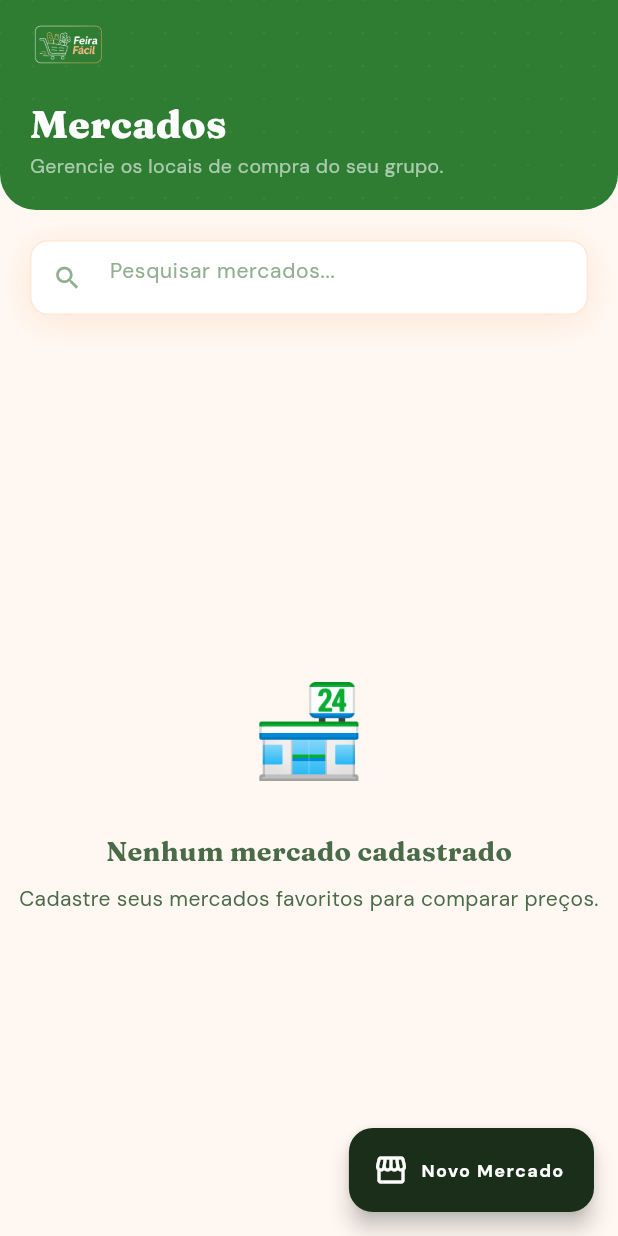
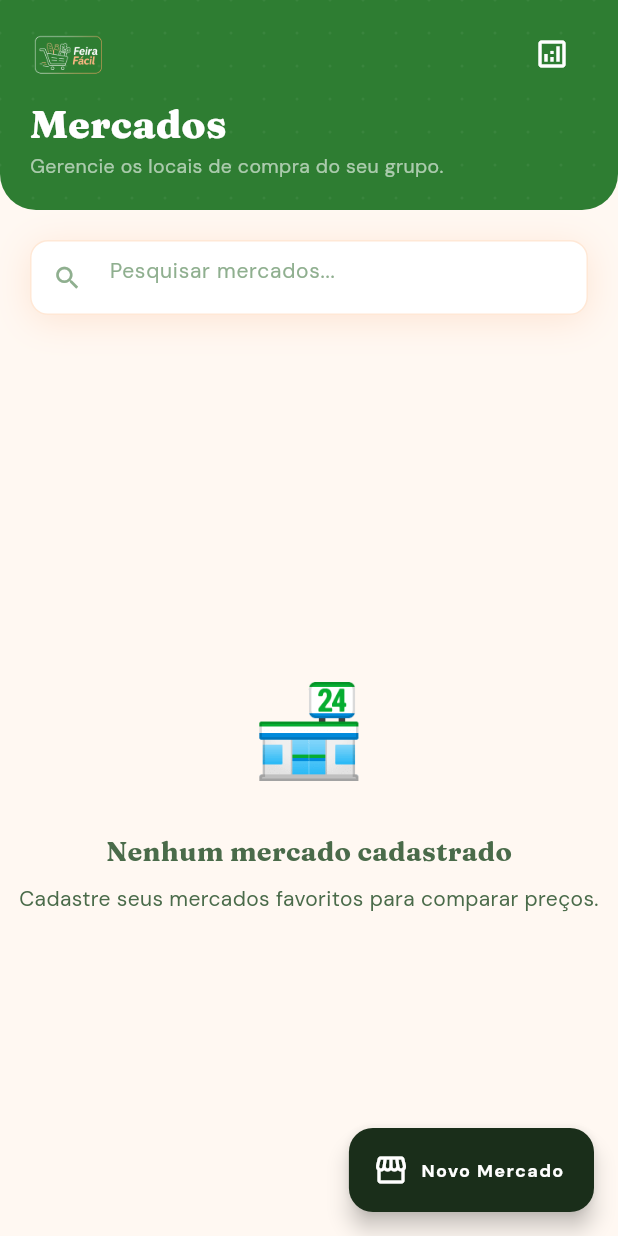
Before and after one commit to gustavoernandes86/feira_facil, a Flutter app: the screen it shows once a user with an empty profile is signed in, after a tap on "Mercados", on a phone screen of 412 x 824 dp. Run offline on Flutter 3.47's test engine with Material 3 defaults, Android fonts, the phone set to English and light mode, and no system bars; our stand-ins replace cloud_firestore, firebase_auth, firebase_core, flutter_riverpod, go_router, google_fonts and 1 more; accounts and stored records are empty.

Commit message:
feat: implement markets management and price comparison feature with Google Places integration

```diff
--- a/feira_facil/lib/features/lists/presentation/list_items_screen.dart
+++ b/feira_facil/lib/features/lists/presentation/list_items_screen.dart
@@ -56,7 +56,6 @@ class _ListItemsScreenState extends ConsumerState<ListItemsScreen> {
 
               context.pushNamed(
                 RouteNames.listCompare,
-                pathParameters: {'id': widget.listId},
                 extra: {
                   'fairList': widget.listContext ?? FairList(
                     id: widget.listId,
--- a/feira_facil/lib/features/lists/presentation/lists_screen.dart
+++ b/feira_facil/lib/features/lists/presentation/lists_screen.dart
@@ -6,6 +6,7 @@ import 'package:feira_facil/core/providers/user_providers.dart';
 import 'package:feira_facil/core/theme/app_colors.dart';
 import 'package:feira_facil/features/lists/presentation/fair_lists_controller.dart';
 import 'package:feira_facil/features/lists/domain/fair_list.dart';
+import 'package:feira_facil/core/router/app_router.dart';
 
 class ListsScreen extends ConsumerWidget {
   const ListsScreen({super.key});
@@ -240,6 +241,22 @@ class ListsScreen extends ConsumerWidget {
               ),
             ],
           ),
+          const SizedBox(height: 12),
+          Row(
+            children: [
+              Expanded(
+                child: _actionTile(
+                  context,
+                  '📊',
+                  'Comparar Preços',
+                  'Melhor custo-benefício',
+                  AppColors.cream2,
+                  () => context.pushNamed(RouteNames.listCompare),
+                ),
+              ),
+              const Spacer(),
+            ],
+          ),
         ],
       ),
     );
--- a/feira_facil/lib/features/markets/data/markets_repository.dart
+++ b/feira_facil/lib/features/markets/data/markets_repository.dart
@@ -51,7 +51,11 @@ class MarketsRepository {
           .get();
 
       return snapshot.docs
-          .map((doc) => Market.fromJson({...doc.data(), 'id': doc.id}))
+          .map((doc) => Market.fromJson({
+                ...doc.data(),
+                'id': doc.id,
+                'groupId': groupId,
+              }))
           .toList();
     } catch (e) {
       throw Exception('Erro ao buscar mercados: $e');
--- a/feira_facil/lib/features/markets/presentation/markets_screen.dart
+++ b/feira_facil/lib/features/markets/presentation/markets_screen.dart
@@ -9,8 +9,11 @@ import '../../../core/widgets/premium_header.dart';
 import '../../../core/services/places_service.dart';
 import '../data/markets_repository.dart';
 import '../domain/market.dart';
+import 'package:go_router/go_router.dart';
 import 'market_detail_screen.dart';
 import 'markets_controller.dart';
+import '../../lists/presentation/fair_lists_controller.dart';
+import '../../../core/router/app_router.dart';
 
 class MarketsScreen extends ConsumerStatefulWidget {
   const MarketsScreen({super.key});
@@ -33,9 +36,16 @@ class _MarketsScreenState extends ConsumerState<MarketsScreen> {
       backgroundColor: AppColors.cream,
       body: Column(
         children: [
-          const PremiumHeader(
+          PremiumHeader(
             title: 'Mercados',
             subtitle: 'Gerencie os locais de compra do seu grupo.',
+            actions: [
+              IconButton(
+                icon: const Icon(Icons.analytics_outlined, color: Colors.white),
+                tooltip: 'Comparar Preços',
+                onPressed: () => context.pushNamed(RouteNames.listCompare),
+              ),
+            ],
           ),
 
           _buildSearchSection(),
```
Also changed, not shown: feira_facil/lib/core/router/app_router.dart (+11 -13 lines), feira_facil/lib/features/lists/application/list_comparison_service.dart (+28 -0 lines), feira_facil/lib/features/lists/data/fair_lists_repository.dart (+42 -0 lines), feira_facil/lib/features/lists/presentation/list_comparison_screen.dart (+53 -12 lines), feira_facil/lib/features/markets/presentation/market_detail_screen.dart (+9 -0 lines).
